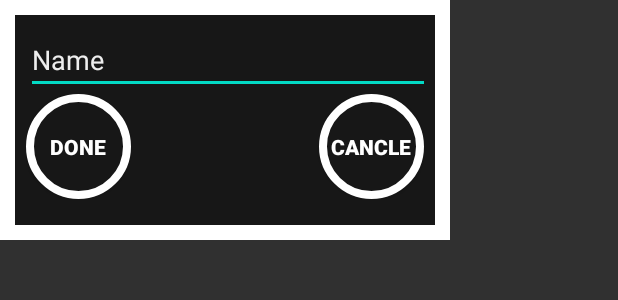
After one commit to kangdongju-peng/StudyHelper2, an Android app: the layout activity_edit_.xml on its own in the app's theme, with its tools: preview values and no code run, on a phone screen of 412 x 824 dp. The commit adds this screen. Shown: the top 300 px of the screen. Run offline under Robolectric (Android 15) with nearby library versions, the phone set to English and light mode, and no system bars.

Commit message:
7th commit (van) -> edit Activity popup + basic of db

```diff
--- a/app/build.gradle
+++ b/app/build.gradle
@@ -1,7 +1,8 @@
 apply plugin: 'com.android.application'
 apply plugin: 'kotlin-android'
 apply plugin: 'kotlin-android-extensions'
-
+apply plugin: 'kotlin-kapt'
+apply plugin: 'realm-android'
 android {
     compileSdkVersion 29
     buildToolsVersion "29.0.2"
--- a/app/src/main/AndroidManifest.xml
+++ b/app/src/main/AndroidManifest.xml
@@ -9,7 +9,8 @@
         android:roundIcon="@mipmap/ic_launcher_round"
         android:supportsRtl="true"
         android:theme="@style/AppTheme">
-        <activity android:name=".EditActivity"></activity>
+        <activity android:name=".EditActivity"
+            android:theme="@style/DialogTheme"/>
         <activity android:name=".MainActivity">
             <intent-filter>
                 <action android:name="android.intent.action.MAIN" />
--- /dev/null
+++ b/app/src/main/res/layout/activity_edit_.xml
@@ -0,0 +1,68 @@
+<?xml version="1.0" encoding="utf-8"?>
+<LinearLayout xmlns:android="http://schemas.android.com/apk/res/android"
+    xmlns:tools="http://schemas.android.com/tools"
+    xmlns:app="http://schemas.android.com/apk/res-auto"
+    android:orientation="vertical"
+    android:layout_width="300dp"
+    android:layout_height="160dp"
+    android:background="#FFF"
+    tools:context=".EditActivity">
+    <LinearLayout
+        android:layout_width="match_parent"
+        android:layout_height="match_parent"
+        android:layout_margin="10dp"
+        android:background="#171717"
+        android:orientation="vertical"
+        android:padding="7dp">
+
+        <EditText
+            android:id="@+id/edit_name"
+            android:layout_width="300dp"
+            android:layout_height="wrap_content"
+            android:ems="10"
+            android:hint="Name"
+            android:inputType="textPersonName"
+            android:textColor="#FFF"
+            android:textColorHint="#EEE" />
+        <LinearLayout
+            android:layout_width="match_parent"
+            android:layout_height="wrap_content"
+            android:orientation="horizontal">
+            <LinearLayout
+                android:layout_width="0dp"
+                android:layout_weight="1"
+                android:layout_height="match_parent">
+                <Button
+                    android:id="@+id/button_done"
+                    android:layout_width="70dp"
+                    android:layout_height="70dp"
+                    android:layout_marginEnd="16dp"
+                    android:layout_marginRight="32dp"
+                    android:background="@drawable/button_state"
+                    android:text="Done"
+                    android:textStyle="bold"
+                    android:textColor="#FFFFFF"
+                    app:layout_constraintBottom_toBottomOf="parent"
+                    app:layout_constraintEnd_toEndOf="parent" />
+            </LinearLayout>
+            <LinearLayout
+                android:layout_width="0dp"
+                android:layout_weight="1"
+                android:layout_height="match_parent"
+                android:gravity="end">
+                <Button
+                    android:id="@+id/button_cancle"
+                    android:layout_width="70dp"
+                    android:layout_height="70dp"
+                    android:background="@drawable/button_state"
+                    android:text="Cancle"
+                    android:textStyle="bold"
+                    android:textColor="#FFFFFF"
+                    app:layout_constraintBottom_toBottomOf="parent"
+                    app:layout_constraintStart_toStartOf="parent" />
+            </LinearLayout>
+        </LinearLayout>
+    </LinearLayout>
+
+
+</LinearLayout>
--- a/app/src/main/res/values/styles.xml
+++ b/app/src/main/res/values/styles.xml
@@ -1,7 +1,7 @@
 <resources>
 
     <!-- Base application theme. -->
-    <style name="AppTheme" parent="Theme.AppCompat.Light.DarkActionBar">
+    <style name="AppTheme" parent="Theme.AppCompat">
         <item name="windowActionBar">false</item>
         <item name="windowNoTitle">true</item>
         <!-- Customize your theme here. -->
@@ -10,4 +10,9 @@
         <item name="colorAccent">@color/colorAccent</item>
     </style>
 
+    <style name="DialogTheme" parent="@style/Theme.AppCompat.Dialog">
+        <item name="windowActionBar">false</item>
+        <item name="windowNoTitle">true</item>
+    </style>
+
 </resources>
--- a/build.gradle
+++ b/build.gradle
@@ -10,7 +10,7 @@ buildscript {
     dependencies {
         classpath 'com.android.tools.build:gradle:3.6.1'
         classpath "org.jetbrains.kotlin:kotlin-gradle-plugin:$kotlin_version"
-
+        classpath "io.realm:realm-gradle-plugin:3.5.0"
         // NOTE: Do not place your application dependencies here; they belong
         // in the individual module build.gradle files
     }
```
Also changed, not shown: app/src/main/java/com/example/studyhelper2/EditActivity.kt (+14 -11 lines), app/src/main/java/com/example/studyhelper2/MainActivity.kt (+41 -1 lines), app/src/main/java/com/example/studyhelper2/Page1Fragment.kt (+6 -3 lines), app/src/main/java/com/example/studyhelper2/Todo.kt (+6 -2 lines), app/src/main/res/layout/activity_edit.xml (+0 -38 lines).
